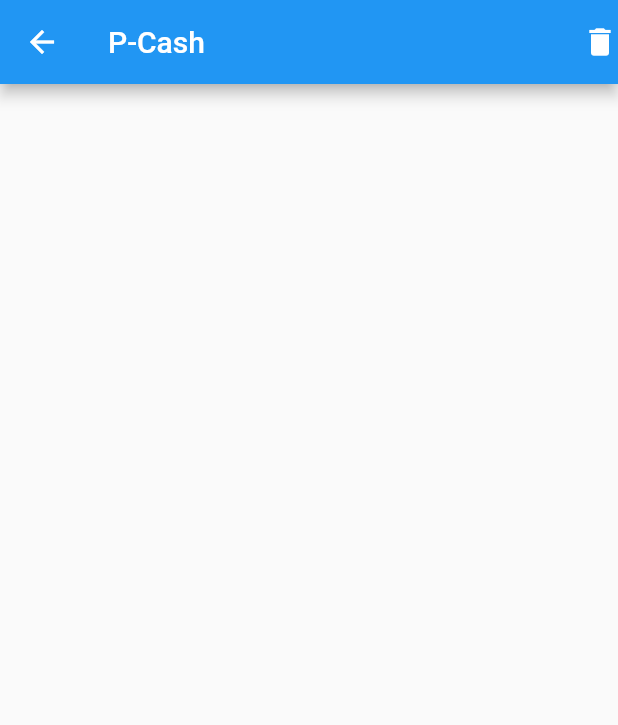
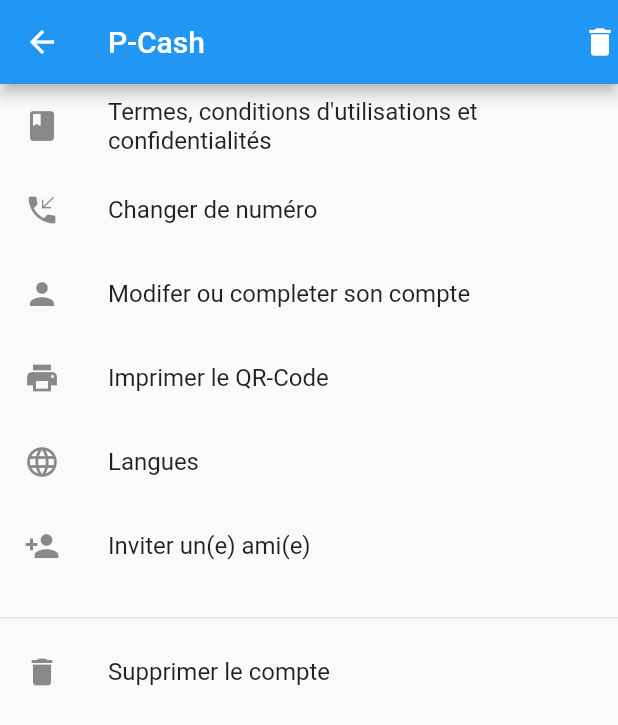
Before and after one commit to chapdel/pcash-ui, a Flutter app: the SettingsHomeScreen screen opened directly, on a phone screen of 412 x 824 dp. Shown: the top 725 px of the screen. Run offline on Flutter 3.47's test engine with Material 2 defaults, Android fonts, the light colour scheme and no system bars; our stand-ins replace pin_code_text_field, timeline_tile; missing offline and left inert: flutter_barcode_scanner.

Commit message:
finished settings

```diff
--- a/lib/widgets/seetings/home.dart
+++ b/lib/widgets/seetings/home.dart
@@ -22,7 +22,38 @@
       ),
       body: SingleChildScrollView(
         child: Column(
-          children: [],
+          children: [
+            ListTile(
+              leading: Icon(Icons.book),
+              title: Text("Termes, conditions d'utilisations et confidentialités")
+            ),
+            ListTile(
+              leading: Icon(Icons.phone_callback),
+              title: Text("Changer de numéro")
+            ),
+            ListTile(
+              leading: Icon(Icons.person),
+              title: Text("Modifer ou completer son compte")
+            ),
+            ListTile(
+              leading: Icon(Icons.print),
+              title: Text("Imprimer le QR-Code")
+            ),
+            ListTile(
+              leading: Icon(Icons.language),
+              title: Text("Langues")
+            ),
+            ListTile(
+              leading: Icon(Icons.person_add),
+              title: Text("Inviter un(e) ami(e)")
+            ),
+            SizedBox(height: 12,),
+            Divider(),
+            ListTile(
+              leading: Icon(Icons.delete),
+              title: Text("Supprimer le compte")
+            ),
+          ],
         ),
       )
     );
```
